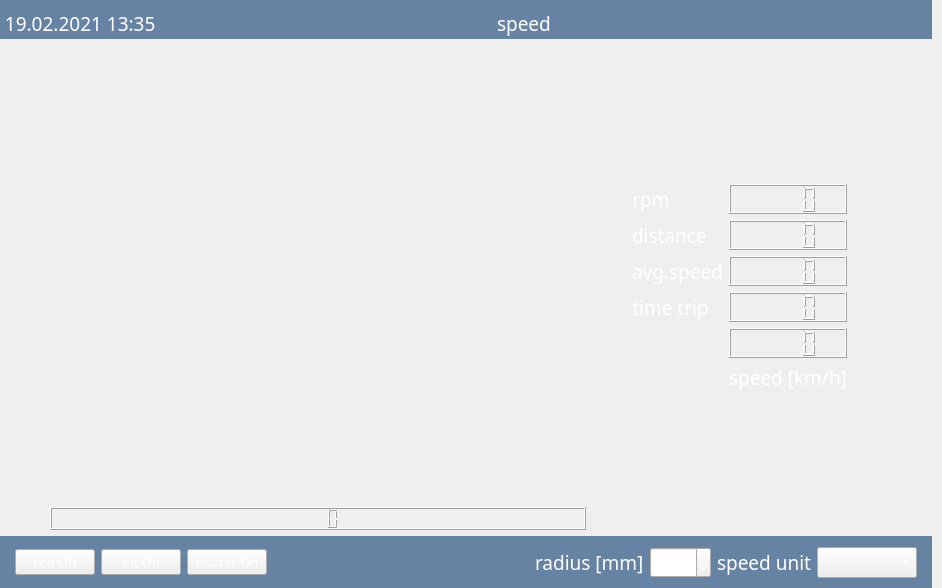
Old version of the form mainwindow.ui in the repository piotrw777/hall_sensor_gui.
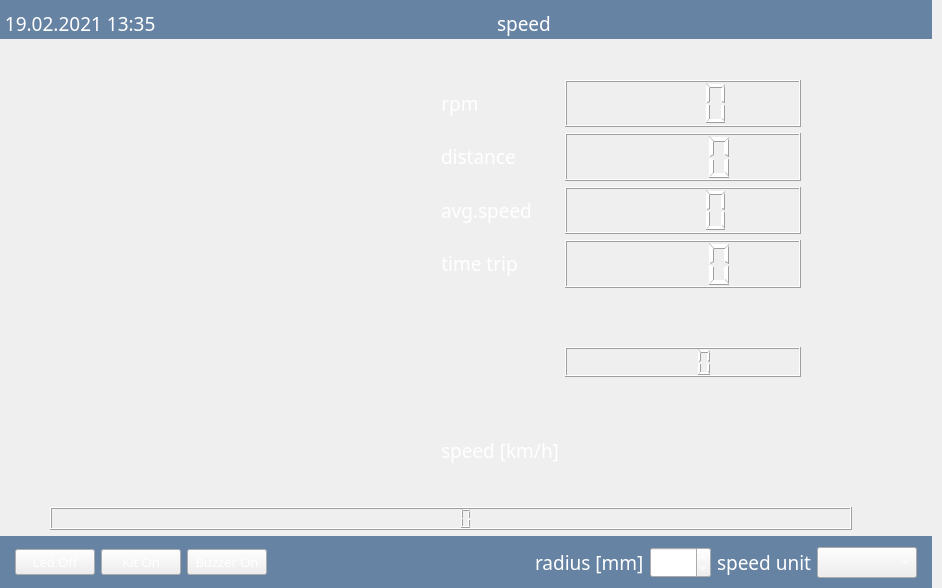
New version of the form. Icons and pictures are not drawn. Custom widgets are drawn as their Qt base class.

Patch:
```diff
--- a/mainwindow.ui
+++ b/mainwindow.ui
@@ -229,40 +229,15 @@
           <property name="styleSheet">
            <string notr="true"/>
           </property>
-         </widget>
-        </item>
-        <item>
-         <widget class="QLCDNumber" name="lcd_speed">
-          <property name="layoutDirection">
-           <enum>Qt::LeftToRight</enum>
-          </property>
-          <property name="smallDecimalPoint">
-           <bool>false</bool>
-          </property>
-          <property name="digitCount">
-           <number>4</number>
-          </property>
-         </widget>
-        </item>
-       </layout>
-      </item>
-      <item>
-       <spacer name="horizontalSpacer_3">
-        <property name="orientation">
-         <enum>Qt::Horizontal</enum>
-        </property>
-        <property name="sizeType">
-         <enum>QSizePolicy::Preferred</enum>
-        </property>
-        <property name="sizeHint" stdset="0">
-         <size>
-          <width>40</width>
-          <height>20</height>
-         </size>
-        </property>
-       </spacer>
-      </item>
-      <item>
+          <widget class="QWidget" name="">
+           <property name="geometry">
+            <rect>
+             <x>380</x>
+             <y>-30</y>
+             <width>416</width>
+             <height>460</height>
+            </rect>
+           </property>
        <layout class="QFormLayout" name="formLayout">
         <property name="rightMargin">
          <number>45</number>
@@ -302,7 +277,7 @@
         <item row="2" column="1">
          <widget class="QLCDNumber" name="lcd_rpm">
           <property name="sizePolicy">
-           <sizepolicy hsizetype="Preferred" vsizetype="Preferred">
+               <sizepolicy hsizetype="Preferred" vsizetype="MinimumExpanding">
             <horstretch>0</horstretch>
             <verstretch>0</verstretch>
            </sizepolicy>
@@ -310,7 +285,7 @@
           <property name="minimumSize">
            <size>
             <width>50</width>
-            <height>30</height>
+                <height>40</height>
            </size>
           </property>
           <property name="font">
@@ -326,7 +301,7 @@
           </property>
          </widget>
         </item>
-        <item row="4" column="0">
+            <item row="3" column="0">
          <widget class="QLabel" name="label_distance">
           <property name="font">
            <font>
@@ -345,10 +320,10 @@
           </property>
          </widget>
         </item>
-        <item row="4" column="1">
+            <item row="3" column="1">
          <widget class="QLCDNumber" name="lcd_distance">
           <property name="sizePolicy">
-           <sizepolicy hsizetype="Preferred" vsizetype="Preferred">
+               <sizepolicy hsizetype="Preferred" vsizetype="MinimumExpanding">
             <horstretch>0</horstretch>
             <verstretch>0</verstretch>
            </sizepolicy>
@@ -356,7 +331,7 @@
           <property name="minimumSize">
            <size>
             <width>50</width>
-            <height>30</height>
+                <height>40</height>
            </size>
           </property>
           <property name="font">
@@ -378,7 +353,7 @@
           </property>
          </widget>
         </item>
-        <item row="5" column="0">
+            <item row="4" column="0">
          <widget class="QLabel" name="label_avg_speed">
           <property name="font">
            <font>
@@ -396,10 +371,10 @@
           </property>
          </widget>
         </item>
-        <item row="5" column="1">
+            <item row="4" column="1">
          <widget class="QLCDNumber" name="lcd_avg_speed">
           <property name="sizePolicy">
-           <sizepolicy hsizetype="Preferred" vsizetype="Preferred">
+               <sizepolicy hsizetype="Preferred" vsizetype="MinimumExpanding">
             <horstretch>0</horstretch>
             <verstretch>0</verstretch>
            </sizepolicy>
@@ -407,7 +382,7 @@
           <property name="minimumSize">
            <size>
             <width>50</width>
-            <height>30</height>
+                <height>40</height>
            </size>
           </property>
           <property name="font">
@@ -429,7 +404,7 @@
           </property>
          </widget>
         </item>
-        <item row="7" column="0">
+            <item row="5" column="0">
          <widget class="QLabel" name="label_time_trip">
           <property name="font">
            <font>
@@ -447,10 +422,10 @@
           </property>
          </widget>
         </item>
-        <item row="7" column="1">
+            <item row="5" column="1">
          <widget class="QLCDNumber" name="lcd_time_trip">
           <property name="sizePolicy">
-           <sizepolicy hsizetype="Preferred" vsizetype="Preferred">
+               <sizepolicy hsizetype="Preferred" vsizetype="MinimumExpanding">
             <horstretch>0</horstretch>
             <verstretch>0</verstretch>
            </sizepolicy>
@@ -458,7 +433,7 @@
           <property name="minimumSize">
            <size>
             <width>50</width>
-            <height>30</height>
+                <height>40</height>
            </size>
           </property>
           <property name="font">
@@ -471,7 +446,20 @@
           </property>
          </widget>
         </item>
-        <item row="9" column="1">
+            <item row="6" column="1">
+             <spacer name="verticalSpacer_4">
+              <property name="orientation">
+               <enum>Qt::Vertical</enum>
+              </property>
+              <property name="sizeHint" stdset="0">
+               <size>
+                <width>20</width>
+                <height>40</height>
+               </size>
+              </property>
+             </spacer>
+            </item>
+            <item row="7" column="1">
          <widget class="QLCDNumber" name="lcdCombo">
           <property name="sizePolicy">
            <sizepolicy hsizetype="Preferred" vsizetype="Preferred">
@@ -495,7 +483,20 @@
           </property>
          </widget>
         </item>
-        <item row="10" column="1">
+            <item row="8" column="1">
+             <spacer name="verticalSpacer_3">
+              <property name="orientation">
+               <enum>Qt::Vertical</enum>
+              </property>
+              <property name="sizeHint" stdset="0">
+               <size>
+                <width>20</width>
+                <height>40</height>
+               </size>
+              </property>
+             </spacer>
+            </item>
+            <item row="9" column="0">
          <widget class="QLabel" name="label_speed">
           <property name="font">
            <font>
@@ -514,20 +515,40 @@
           </property>
          </widget>
         </item>
-        <item row="11" column="1">
-         <spacer name="verticalSpacer_3">
+           </layout>
+          </widget>
+         </widget>
+        </item>
+        <item>
+         <widget class="QLCDNumber" name="lcd_speed">
+          <property name="layoutDirection">
+           <enum>Qt::LeftToRight</enum>
+          </property>
+          <property name="smallDecimalPoint">
+           <bool>false</bool>
+          </property>
+          <property name="digitCount">
+           <number>4</number>
+          </property>
+         </widget>
+        </item>
+       </layout>
+      </item>
+      <item>
+       <spacer name="horizontalSpacer_3">
           <property name="orientation">
-           <enum>Qt::Vertical</enum>
+         <enum>Qt::Horizontal</enum>
+        </property>
+        <property name="sizeType">
+         <enum>QSizePolicy::Preferred</enum>
           </property>
           <property name="sizeHint" stdset="0">
            <size>
-            <width>20</width>
-            <height>40</height>
+          <width>40</width>
+          <height>20</height>
            </size>
           </property>
          </spacer>
-        </item>
-       </layout>
       </item>
       <item>
        <spacer name="horizontalSpacer_7">
```
Lines whose indentation alone changed are shown as unchanged.
